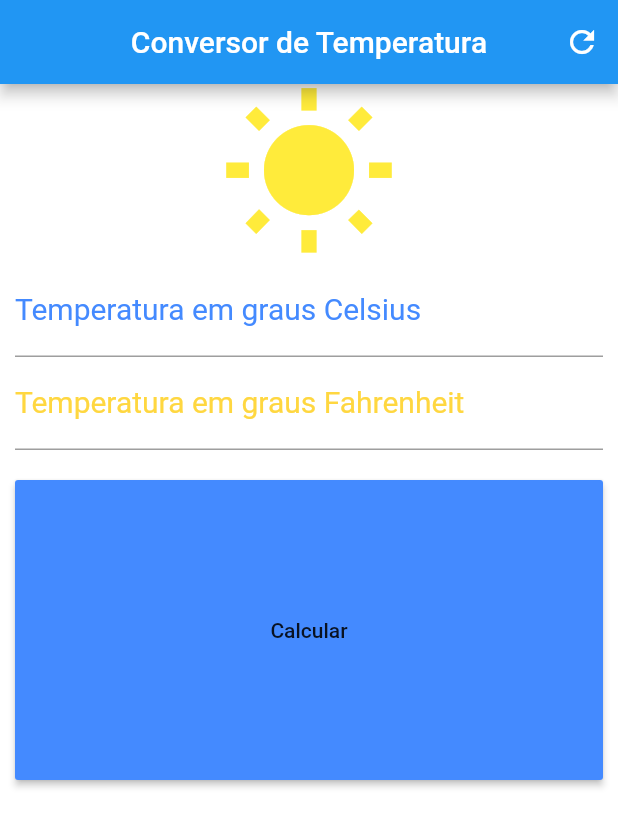
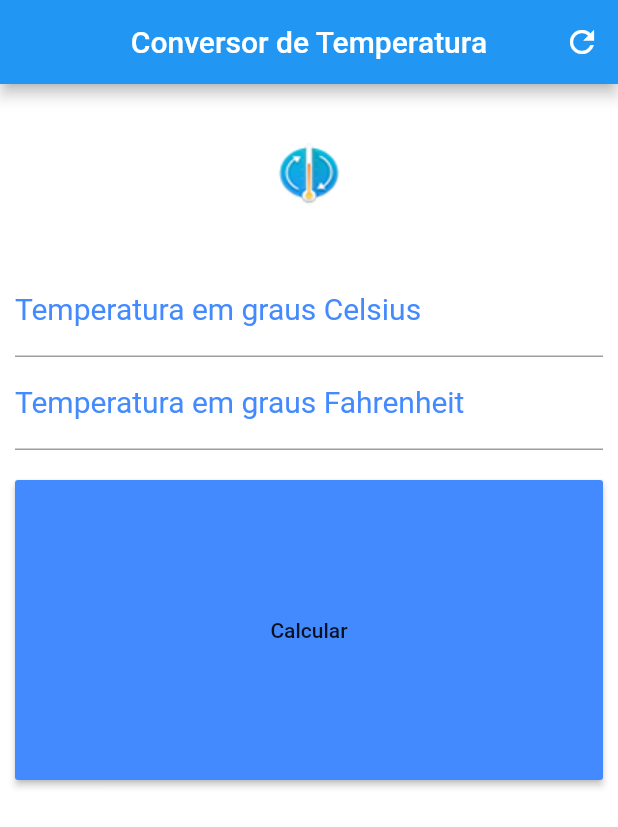
Before and after one commit to virgilionkanu/mobile-flutter-conversor, a Flutter app: the screen it shows after launch, on a phone screen of 412 x 824 dp. Shown: the top 827 px of the screen. Run offline on Flutter 3.47's test engine with Material 2 defaults, Android fonts, the phone set to English and light mode, and no system bars.

Commit message:
Adicionando a logo da aplicação

```diff
--- a/lib/main.dart
+++ b/lib/main.dart
@@ -41,10 +41,11 @@ class _HomeState extends State<Home> {
       ],
     );
 
-    Icon icon = Icon(Icons.wb_sunny, size: 120, color: Colors.yellow,);
+    Image imgLogo = Image.asset("assets/images/logo.png", height: 120, width: 120,);
 
-    TextStyle styleDecoration_first = TextStyle(color: Colors.blueAccent, fontSize: 20);
-    TextStyle styleDecoration_second = TextStyle(color: Colors.amberAccent, fontSize: 20);
+    //Icon icon = Icon(Icons.wb_sunny, size: 120, color: Colors.yellow,);
+
+    TextStyle styleDecoration = TextStyle(color: Colors.blueAccent, fontSize: 20);
     TextStyle styleField = TextStyle(color: Colors.blueAccent);
 
     RaisedButton raisedButton = RaisedButton(
@@ -71,7 +72,7 @@ class _HomeState extends State<Home> {
       keyboardType: TextInputType.number,
       decoration: InputDecoration(
         labelText: "Temperatura em graus Celsius",
-        labelStyle: styleDecoration_first,
+        labelStyle: styleDecoration,
       ),
       textAlign: TextAlign.center,
       style: styleField,
@@ -87,7 +88,7 @@ class _HomeState extends State<Home> {
       keyboardType: TextInputType.number,
       decoration: InputDecoration(
         labelText: "Temperatura em graus Fahrenheit",
-        labelStyle: styleDecoration_second,
+        labelStyle: styleDecoration,
       ),
       textAlign: TextAlign.center,
       style: styleField,
@@ -102,10 +103,8 @@ class _HomeState extends State<Home> {
     Column column = Column(
       crossAxisAlignment: CrossAxisAlignment.stretch,
       children: <Widget>[
-        icon,
-        tempCelsius,
-        tempFahrenheit,
-        padding,
+        //icon, tempCelsius, tempFahrenheit, padding,
+        imgLogo, tempCelsius, tempFahrenheit, padding,
       ],
     );
 
--- a/pubspec.yaml
+++ b/pubspec.yaml
@@ -44,6 +44,8 @@ flutter:
   # assets:
   #  - images/a_dot_burr.jpeg
   #  - images/a_dot_ham.jpeg
+  assets:
+    - assets/images/logo.png
 
   # An image asset can refer to one or more resolution-specific "variants", see
   # https://flutter.io/assets-and-images/#resolution-aware.
```
Also changed, not shown: assets/images/icon.png (added), assets/images/logo.png (added).
